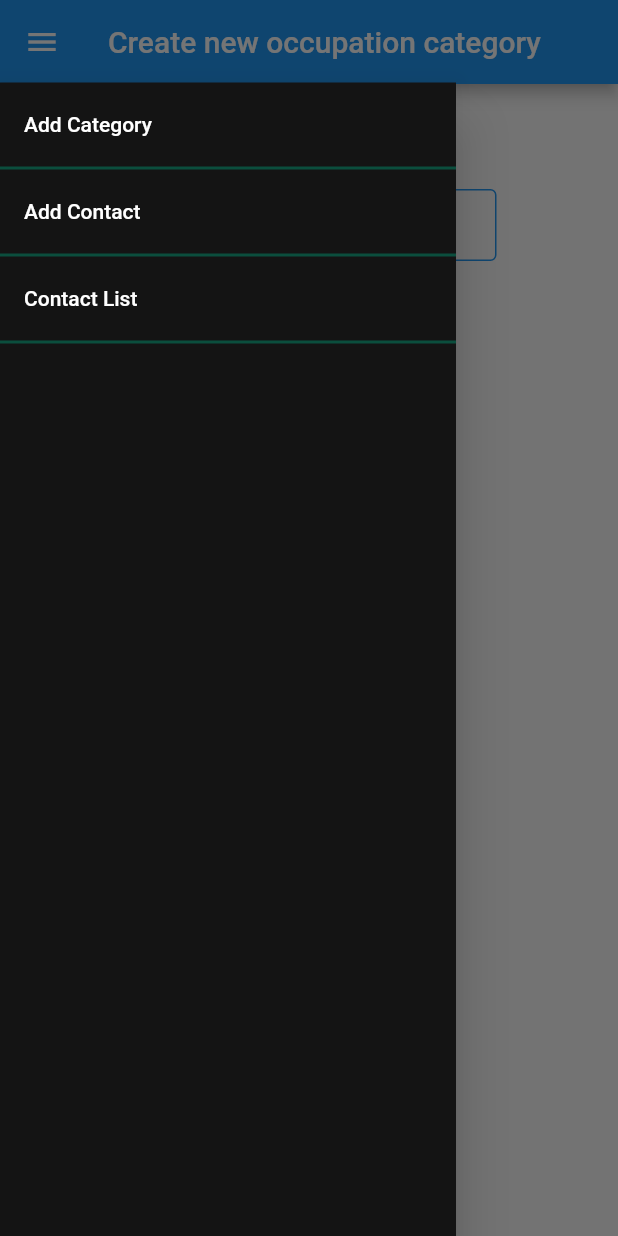
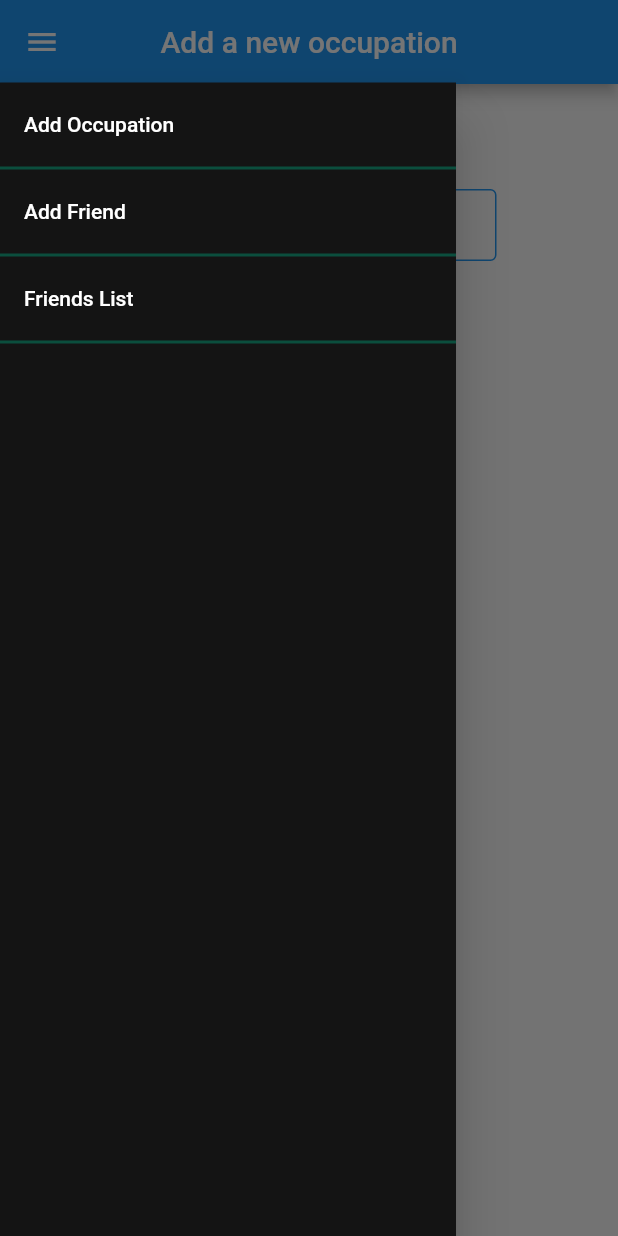
Before and after one commit to naruto678/didactic-invention, a Flutter app: the screen it shows after launch, with the side drawer open, on a phone screen of 412 x 824 dp. Run offline on Flutter 3.47's test engine with Material 2 defaults, Android fonts, the phone set to English and light mode, and no system bars; our stand-ins replace image_picker, signature, sqflite; accounts and stored records are empty.

Commit message:
Added edit feature for category

```diff
--- a/lib/add_contact.dart
+++ b/lib/add_category.dart
@@ -13,14 +13,14 @@ import 'colors.dart';
 import 'db_manager.dart';
 import 'mydrawal.dart';
 
-class AddContact extends StatefulWidget {
-  const AddContact({Key? key}) : super(key: key);
+class AddCategory extends StatefulWidget {
+  const AddCategory({Key? key}) : super(key: key);
 
   @override
-  _AddContactState createState() => _AddContactState();
+  _AddCategoryState createState() => _AddCategoryState();
 }
 
-class _AddContactState extends State<AddContact> {
+class _AddCategoryState extends State<AddCategory> {
   final TextEditingController _firstName = TextEditingController();
   final TextEditingController _lastName = TextEditingController();
   final TextEditingController _mobileNumber = TextEditingController();
@@ -62,7 +62,7 @@ class _AddContactState extends State<AddContact> {
         appBar: AppBar(
           backgroundColor: MyColors.primaryColor,
           centerTitle: true,
-          title: Text("Add Contact"),
+          title: Text("Add Friends"),
         ),
         body: ListView(
           children: [
@@ -228,7 +228,7 @@ class _AddContactState extends State<AddContact> {
                             onChanged: (selectedItem) => setState(() {
                               currentCategory = selectedItem!;
                             }),
-                            hint: Text("Select Category "),
+                            hint: Text("Select Occupation "),
                             value: currentCategory.isEmpty ? null : currentCategory,
                           ),
                         ),
--- a/lib/db_manager.dart
+++ b/lib/db_manager.dart
@@ -1,23 +1,23 @@
 import 'dart:io';
 
 import 'package:path/path.dart';
+import 'package:path_provider/path_provider.dart';
 import 'package:sqflite/sqflite.dart';
-import 'package:path_provider/path_provider.dart';
 
 class DatabaseHelper {
-  static final _databaseName = "MyDatabase.db";
-  static final _databaseVersion = 1;
+  static const _databaseName = "MyDatabase.db";
+  static const _databaseVersion = 1;
 
-  static final table = 'category';
-  static final tableContact = 'contact';
+  static const table = 'category';
+  static const tableContact = 'contact';
 
-  static final columnId = '_id';
-  static final columnName = 'name';
-  static final columnLName = 'lname';
-  static final columnMobile = 'mobile';
-  static final columnEmail = 'email';
-  static final columnCategory = 'cat';
-  static final columnProfile = 'profile';
+  static const columnId = '_id';
+  static const columnName = 'name';
+  static const columnLName = 'lname';
+  static const columnMobile = 'mobile';
+  static const columnEmail = 'email';
+  static const columnCategory = 'cat';
+  static const columnProfile = 'profile';
 
   // make this a singleton class
   DatabaseHelper._privateConstructor();
@@ -27,9 +27,7 @@ class DatabaseHelper {
   static Database? _database;
   Future<Database> get database async => _database ??= await _initDatabase();
   Future<Database?> get database1 async {
-    if (_database == null) {
-      _database = await _initDatabase();
-    }
+    _database ??= await _initDatabase();
     return _database;
   }
 
--- a/lib/homepage.dart
+++ b/lib/homepage.dart
@@ -15,6 +15,7 @@ class HomePage extends StatefulWidget {
 
 class _HomePageState extends State<HomePage> {
   final dbHelper = DatabaseHelper.instance;
+  String intitialValue = "";
   List<Map<String, dynamic>> allCategoryData = [];
   final TextEditingController _categoryName = TextEditingController();
   final formGlobalKey = GlobalKey<FormState>();
@@ -26,13 +27,16 @@ class _HomePageState extends State<HomePage> {
 
   @override
   Widget build(BuildContext context) {
+    if(intitialValue.isNotEmpty){
+      _categoryName.text = intitialValue;
+    }
     return SafeArea(
         child: Scaffold(
       drawer: MyDrawal(),
       appBar: AppBar(
         backgroundColor: MyColors.primaryColor,
         centerTitle: true,
-        title: Text("Create new occupation category"),
+        title: Text("Add a new occupation"),
       ),
       body: Form(
         key: formGlobalKey,
@@ -63,7 +67,7 @@ class _HomePageState extends State<HomePage> {
                                 borderSide: BorderSide(
                                     color: MyColors.primaryColor, width: 1.0),
                               ),
-                              hintText: 'Add Category',
+                              hintText: 'Add Occupation',
                               contentPadding: EdgeInsets.symmetric(
                                   horizontal: 10, vertical: 5),
                             ),
@@ -123,7 +127,9 @@ class _HomePageState extends State<HomePage> {
                                     Text("${item['name']}"),
                                     Spacer(),
                                     IconButton(
-                                      onPressed: null,
+                                      onPressed: () {
+                                        _edit(item['_id']);
+                                      },
                                       icon: Icon(Icons.edit),
                                     ),
                                     IconButton(
@@ -170,7 +176,9 @@ class _HomePageState extends State<HomePage> {
     print('query all rows:');
     allRows.forEach(print);
     allCategoryData = allRows;
-    setState(() {});
+    setState(() {
+      intitialValue = "";
+    });
   }
 
   void _delete(int id) async {
@@ -179,4 +187,23 @@ class _HomePageState extends State<HomePage> {
     print('deleted $rowsDeleted row(s): row $id');
     _query();
   }
+
+  void _edit(int id) async {
+     final allRows = await dbHelper.queryAllRows();
+    print(allRows);
+    int rowsDeleted = await dbHelper.delete(id);
+    allCategoryData = allRows;
+    String newValue = "";
+    for(int i  =0 ; i< allRows.length; i++) {
+      if(allRows[i]["_id"]==id){
+        newValue = allRows[i]["name"];
+        break;
+      }
+    }
+    allCategoryData = await dbHelper.queryAllRows();
+    setState(() {
+      intitialValue = newValue;
+    });
+  }
+
 }
--- a/lib/mydrawal.dart
+++ b/lib/mydrawal.dart
@@ -1,5 +1,5 @@
 import 'package:flutter/material.dart';
-import 'package:flutter_sqlite/add_contact.dart';
+import 'package:flutter_sqlite/add_category.dart';
 import 'package:flutter_sqlite/contact_list.dart';
 import 'package:flutter_sqlite/homepage.dart';
 
@@ -25,7 +25,7 @@ class MyDrawal extends StatelessWidget {
           children: [
             ListTile(
               title: const Text(
-                'Add Category',
+                'Add Occupation',
                 style: TextStyle(color: Colors.white),
               ),
               onTap: () {
@@ -40,12 +40,12 @@ class MyDrawal extends StatelessWidget {
             ),
             ListTile(
               title: const Text(
-                'Add Contact',
+                'Add Friend',
                 style: TextStyle(color: Colors.white),
               ),
               onTap: () {
                 Navigator.push(
-                    context, MaterialPageRoute(builder: (_) => const AddContact()));
+                    context, MaterialPageRoute(builder: (_) => const AddCategory()));
               },
             ),
             const Divider(
@@ -55,7 +55,7 @@ class MyDrawal extends StatelessWidget {
             ),
             ListTile(
               title: const Text(
-                'Contact List',
+                'Friends List',
                 style: TextStyle(color: Colors.white),
               ),
               onTap: () {
```
Also changed, not shown: lib/contact_list.dart (+10 -3 lines).
